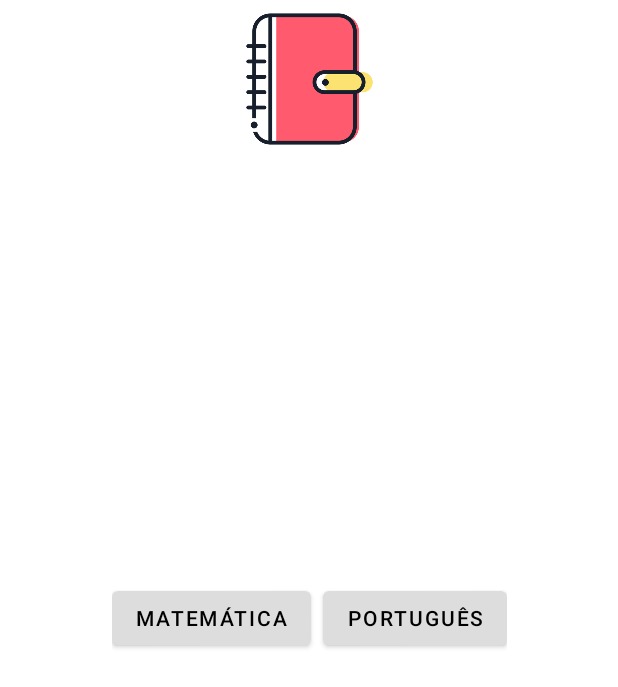
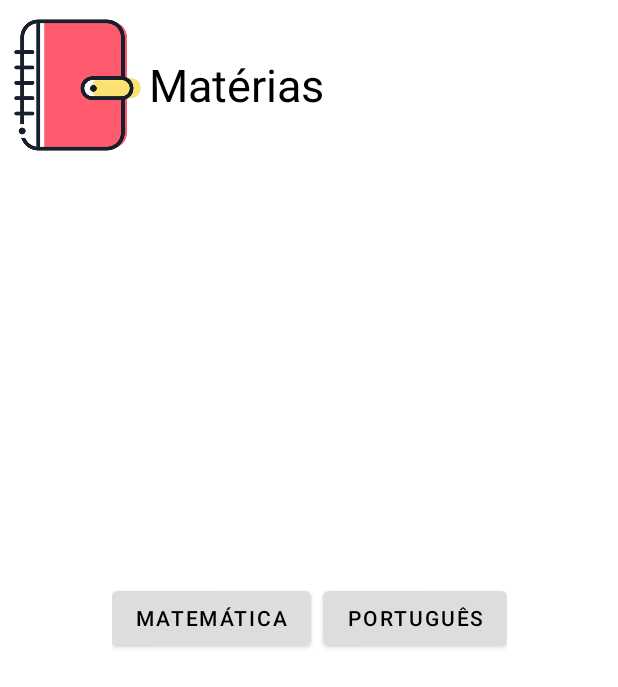
Before and after one commit to josevini/android, an Android app: the Materias screen opened directly, with no data from a screen before it, on a phone screen of 412 x 824 dp. Shown: the top 687 px of the screen. Run offline under Robolectric (Android 15) with nearby library versions, the phone set to English and light mode, and no system bars.

Commit message:
Update app

```diff
--- a/NotasEscolares/app/src/main/AndroidManifest.xml
+++ b/NotasEscolares/app/src/main/AndroidManifest.xml
@@ -9,7 +9,8 @@
         android:roundIcon="@mipmap/ic_launcher_round"
         android:supportsRtl="true"
         android:theme="@style/Theme.NotasEscolares">
-        <activity android:name=".Materias"></activity>
+        <activity android:name=".NovaMateria"></activity>
+        <activity android:name=".Materias" />
         <activity android:name=".MainActivity">
             <intent-filter>
                 <action android:name="android.intent.action.MAIN" />
--- a/NotasEscolares/app/src/main/java/com/example/notasescolares/MainActivity.java
+++ b/NotasEscolares/app/src/main/java/com/example/notasescolares/MainActivity.java
@@ -21,4 +21,9 @@ public class MainActivity extends AppCompatActivity {
         tela = new Intent(getApplicationContext(), Materias.class);
         startActivity(tela);
     }
+
+    public void clickNovaMateria(View view) {
+        tela = new Intent(getApplicationContext(), NovaMateria.class);
+        startActivity(tela);
+    }
 }
--- a/NotasEscolares/app/src/main/res/layout/activity_main.xml
+++ b/NotasEscolares/app/src/main/res/layout/activity_main.xml
@@ -53,6 +53,7 @@
             android:layout_width="match_parent"
             android:layout_height="wrap_content"
             android:backgroundTint="@color/light_grey"
+            android:onClick="clickNovaMateria"
             android:text="Nova matéria"
             android:textColor="@color/black" />
     </LinearLayout>
--- a/NotasEscolares/app/src/main/res/layout/activity_materias.xml
+++ b/NotasEscolares/app/src/main/res/layout/activity_materias.xml
@@ -11,8 +11,9 @@
         android:id="@+id/imageView2"
         android:layout_width="95dp"
         android:layout_height="105dp"
+        android:layout_marginStart="4dp"
+        android:layout_marginTop="4dp"
         android:contentDescription="@string/img"
-        app:layout_constraintEnd_toEndOf="parent"
         app:layout_constraintStart_toStartOf="parent"
         app:layout_constraintTop_toTopOf="parent"
         app:srcCompat="@drawable/icon" />
@@ -52,4 +53,15 @@
         </LinearLayout>
 
     </LinearLayout>
+
+    <TextView
+        android:id="@+id/textView2"
+        android:layout_width="wrap_content"
+        android:layout_height="wrap_content"
+        android:layout_marginTop="36dp"
+        android:text="@string/materias"
+        android:textColor="@color/black"
+        android:textSize="30sp"
+        app:layout_constraintStart_toEndOf="@+id/imageView2"
+        app:layout_constraintTop_toTopOf="parent" />
 </androidx.constraintlayout.widget.ConstraintLayout>
--- a/NotasEscolares/app/src/main/res/values/strings.xml
+++ b/NotasEscolares/app/src/main/res/values/strings.xml
@@ -1,4 +1,6 @@
 <resources>
     <string name="app_name">School</string>
     <string name="img">book</string>
+    <string name="materias">Matérias</string>
+    <string name="nova_materia">Nova Matéria</string>
 </resources>
```
Also changed, not shown: NotasEscolares/app/src/main/java/com/example/notasescolares/NovaMateria.java (added, +14 -0 lines), NotasEscolares/app/src/main/res/layout/activity_nova_materia.xml (added, +30 -0 lines), 1 other file.
